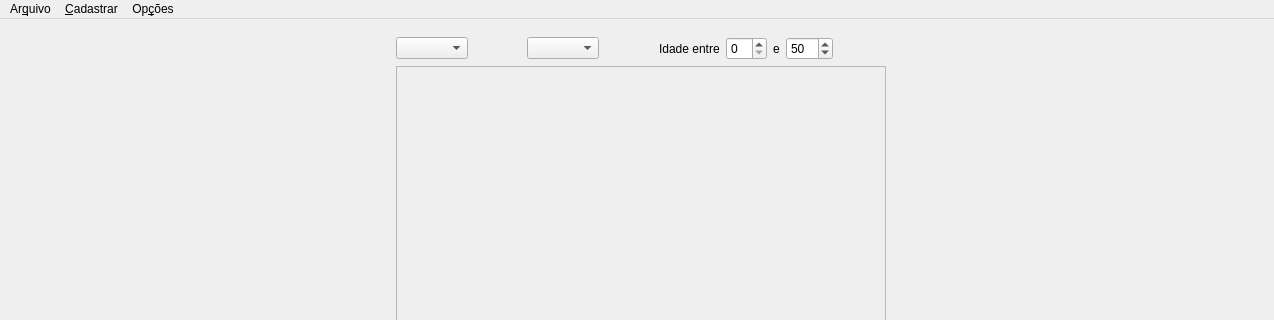
Old version of the form src/main/python/ui/mainWindow.ui in the repository matheusfillipe/ganec; both pictures show x 0 to 1274 and y 0 to 320 of the 1274 by 832 pixel window.
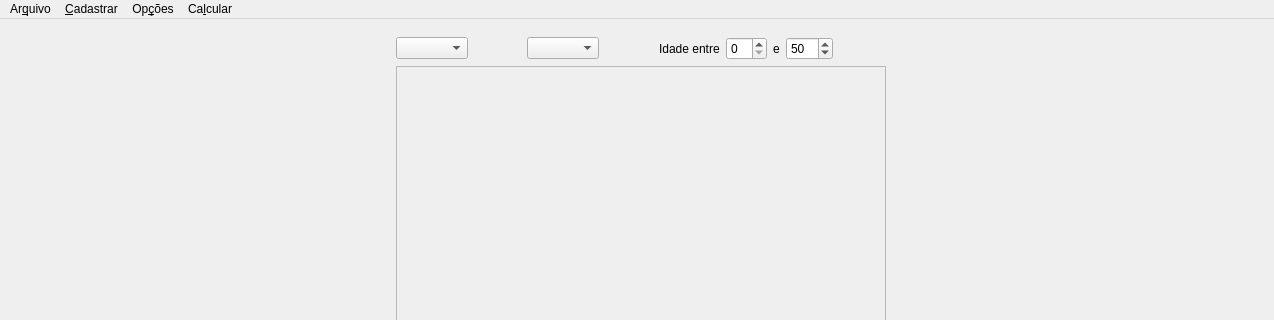
New version of the form.

```diff
--- a/src/main/python/ui/mainWindow.ui
+++ b/src/main/python/ui/mainWindow.ui
@@ -254,9 +254,18 @@
     <addaction name="actionSobre"/>
     <addaction name="separator"/>
    </widget>
+   <widget class="QMenu" name="menuComputar">
+    <property name="title">
+     <string>Ca&amp;lcular</string>
+    </property>
+    <addaction name="actionCalcular_Rotas"/>
+    <addaction name="actionRecalcular_endere_os_de_alunos"/>
+    <addaction name="actionRecalcular_endere_os_de_escolas"/>
+   </widget>
    <addaction name="menuArquivo"/>
    <addaction name="menuCadastrar"/>
    <addaction name="menuOp_es"/>
+   <addaction name="menuComputar"/>
   </widget>
   <widget class="QStatusBar" name="statusbar"/>
   <action name="actionSalvar">
```
Left out of the diff: 16 changed lines with no effect on the pictures.
